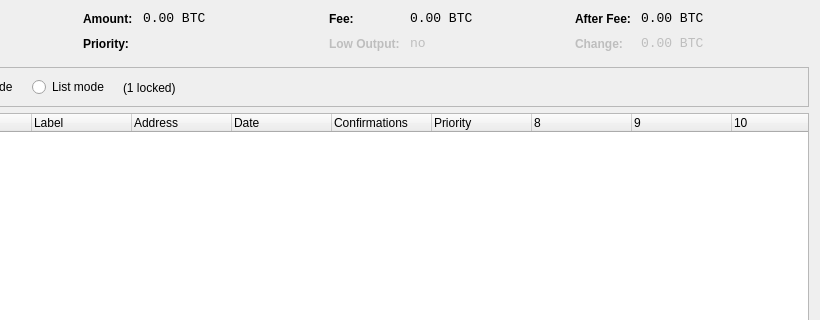
Old version of the form src/qt/forms/coincontroldialog.ui in the repository friendshipCoin/friendshipcoin; both pictures show x 180 to 1000 and y 0 to 320 of the 1000 by 500 pixel window.
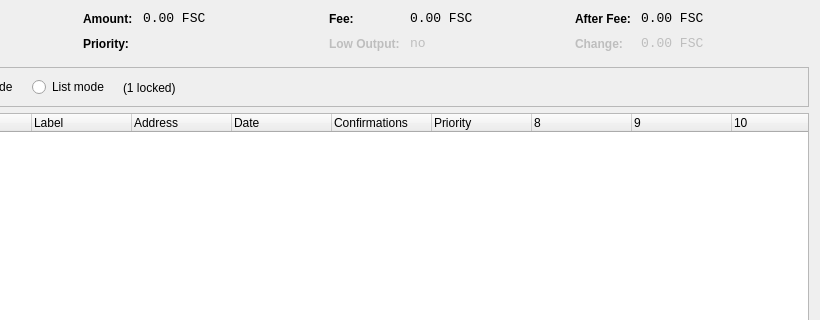
New version of the form. Custom widgets are drawn as their Qt base class.

```diff
--- a/src/qt/forms/coincontroldialog.ui
+++ b/src/qt/forms/coincontroldialog.ui
@@ -141,7 +141,7 @@
           <enum>Qt::ActionsContextMenu</enum>
          </property>
          <property name="text">
-          <string notr="true">0.00 BTC</string>
+          <string notr="true">0.00 FSC</string>
          </property>
          <property name="textInteractionFlags">
           <set>Qt::LinksAccessibleByMouse|Qt::TextSelectableByKeyboard|Qt::TextSelectableByMouse</set>
@@ -221,7 +221,7 @@
           <enum>Qt::ActionsContextMenu</enum>
          </property>
          <property name="text">
-          <string notr="true">0.00 BTC</string>
+          <string notr="true">0.00 FSC</string>
          </property>
          <property name="textInteractionFlags">
           <set>Qt::LinksAccessibleByMouse|Qt::TextSelectableByKeyboard|Qt::TextSelectableByMouse</set>
@@ -307,7 +307,7 @@
           <enum>Qt::ActionsContextMenu</enum>
          </property>
          <property name="text">
-          <string notr="true">0.00 BTC</string>
+          <string notr="true">0.00 FSC</string>
          </property>
          <property name="textInteractionFlags">
           <set>Qt::LinksAccessibleByMouse|Qt::TextSelectableByKeyboard|Qt::TextSelectableByMouse</set>
@@ -345,7 +345,7 @@
           <enum>Qt::ActionsContextMenu</enum>
          </property>
          <property name="text">
-          <string notr="true">0.00 BTC</string>
+          <string notr="true">0.00 FSC</string>
          </property>
          <property name="textInteractionFlags">
           <set>Qt::LinksAccessibleByMouse|Qt::TextSelectableByKeyboard|Qt::TextSelectableByMouse</set>
```
